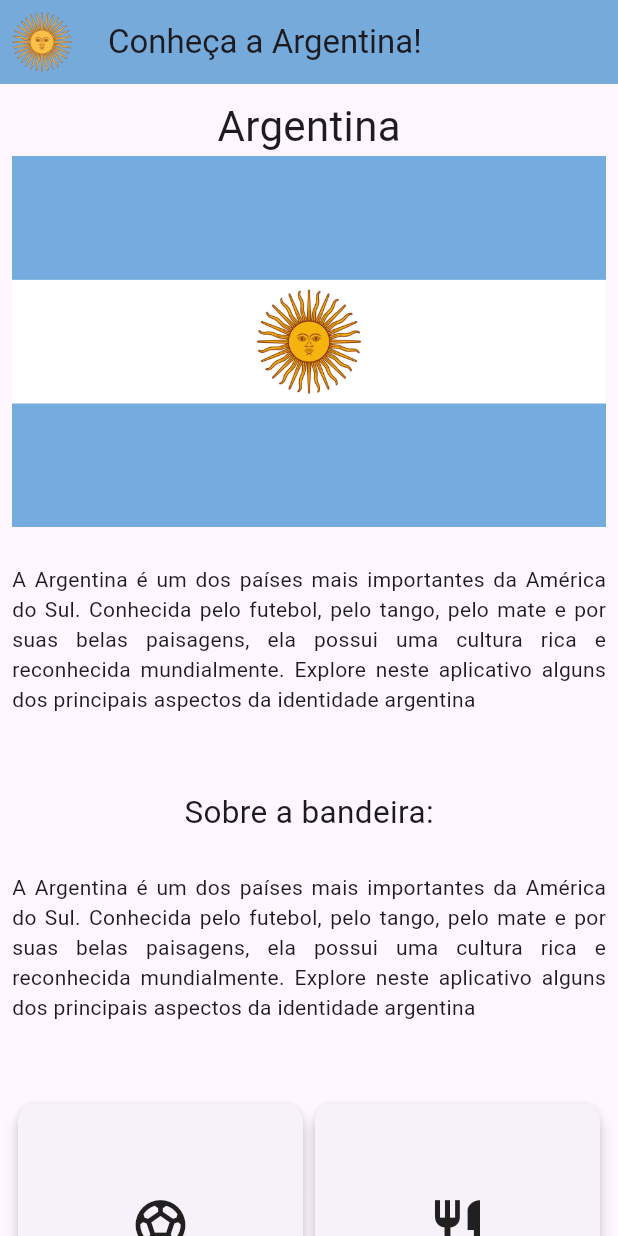
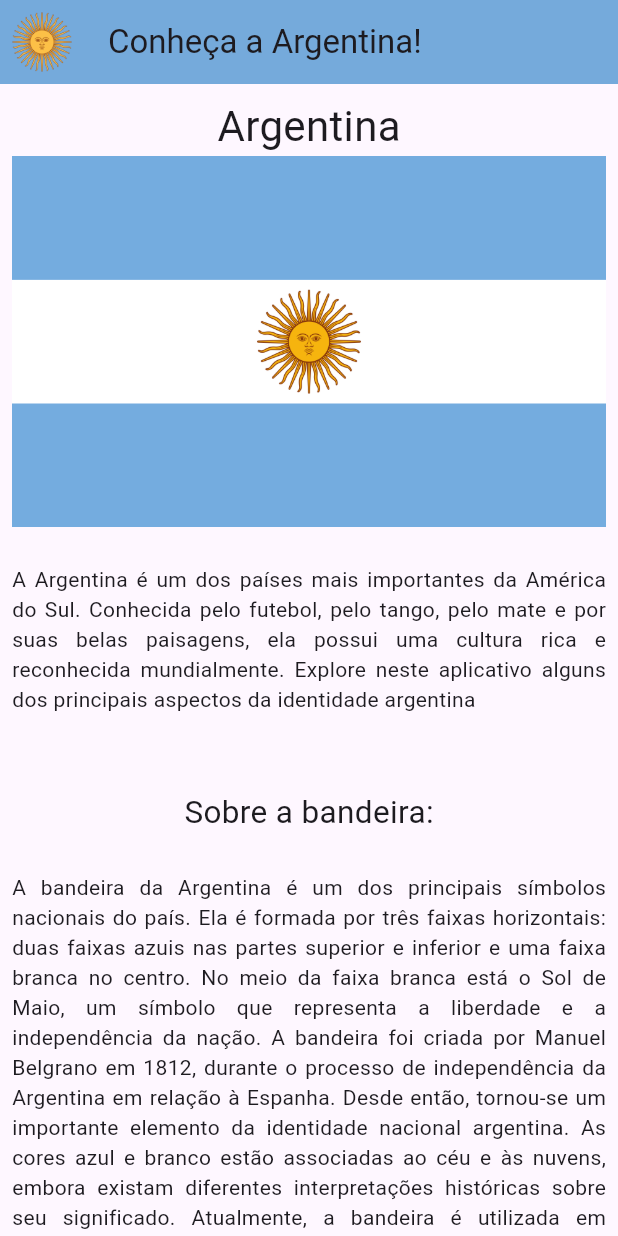
Before and after one commit to viniciusabdala/Amostra-Cultural---Argentina, a Flutter app: the screen it shows after launch, on a phone screen of 412 x 824 dp. Run offline on Flutter 3.47's test engine with Material 3 defaults, Android fonts, the phone set to English and light mode, and no system bars.

Commit message:
Commit final

```diff
--- a/argentina/lib/main.dart
+++ b/argentina/lib/main.dart
@@ -52,7 +52,7 @@ class MainAPP extends State<MainApp> {
                 Text("Sobre a bandeira:", textScaler: TextScaler.linear(1.5)),
                 SizedBox(height: 25),
                 Text(
-                  "A Argentina é um dos países mais importantes da América do Sul. Conhecida pelo futebol, pelo tango, pelo mate e por suas belas paisagens, ela possui uma cultura rica e reconhecida mundialmente. Explore neste aplicativo alguns dos principais aspectos da identidade argentina",
+                  "A bandeira da Argentina é um dos principais símbolos nacionais do país. Ela é formada por três faixas horizontais: duas faixas azuis nas partes superior e inferior e uma faixa branca no centro. No meio da faixa branca está o Sol de Maio, um símbolo que representa a liberdade e a independência da nação. A bandeira foi criada por Manuel Belgrano em 1812, durante o processo de independência da Argentina em relação à Espanha. Desde então, tornou-se um importante elemento da identidade nacional argentina. As cores azul e branco estão associadas ao céu e às nuvens, embora existam diferentes interpretações históricas sobre seu significado. Atualmente, a bandeira é utilizada em eventos oficiais, celebrações patrióticas e competições esportivas, representando o orgulho e a união do povo argentino. Ela é reconhecida mundialmente e está fortemente ligada à história, à cultura e às conquistas do país.",
                   textAlign: TextAlign.justify,
                 ),
                 SizedBox(height: 50),
@@ -143,8 +143,12 @@ class MainAPP extends State<MainApp> {
                   textAlign: TextAlign.justify,
                 ),
                 SizedBox(height: 25),
-                Text("COLOCA O sabor referencias AI só que roxo",
+                Text("ARGENTINA. Gobierno de la República Argentina. Disponível em: <https://www.argentina.gob.ar>. Acesso em: 21 jun. 2026.",
                 textAlign: TextAlign.justify),
+                Text("ENCYCLOPAEDIA BRITANNICA. Argentina. Disponível em: <https://www.britannica.com/place/Argentina>. Acesso em: 21 jun. 2026.",
+                textAlign: TextAlign.justify),
+                Text("ARGENTINA TURISMO. Portal Oficial de Turismo da Argentina. Disponível em: <https://www.argentina.travel>. Acesso em: 21 jun. 2026.",
+                textAlign: TextAlign.justify)
               ],
             ),
           ),
```
